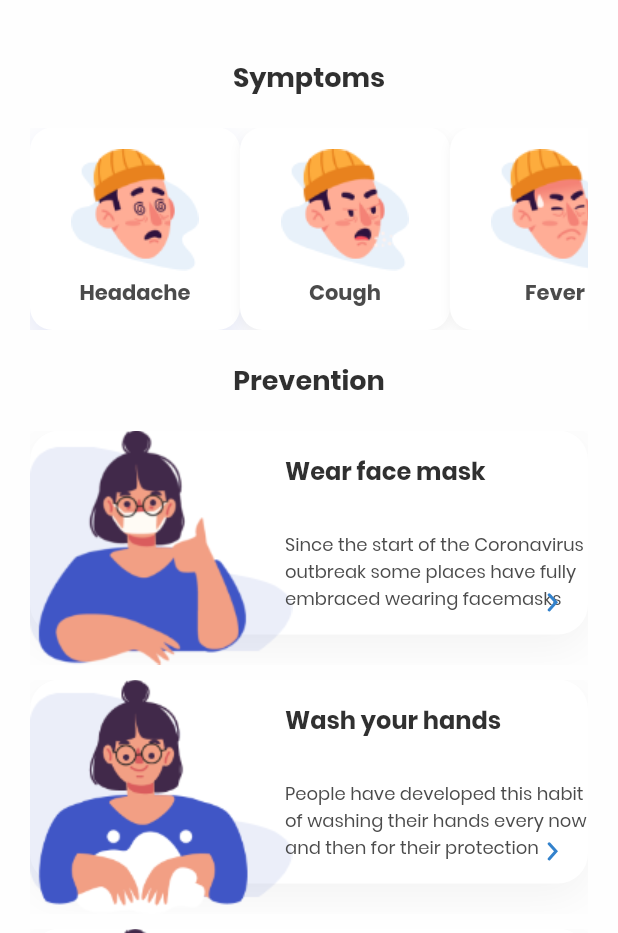
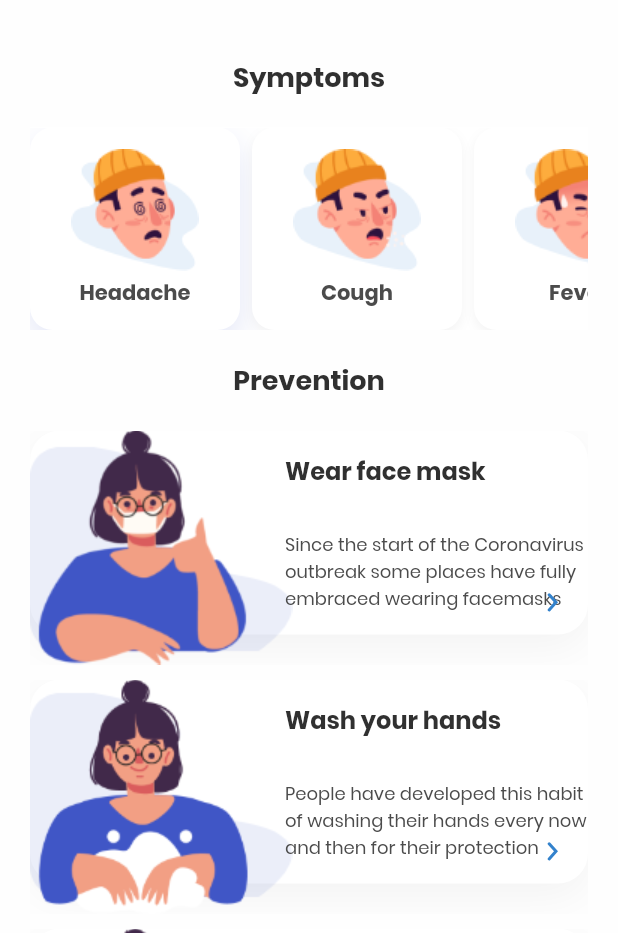
Before and after one commit to ihassanjavaid/COVID19-App, a Flutter app: the InfoScreen screen opened by its route, on a phone screen of 412 x 824 dp, the part 303-1236 px from its top. Run offline on Flutter 3.47's test engine with Material 2 defaults, Android fonts, the phone set to English and light mode, and no system bars; our stand-ins replace auto_size_text, flutter_svg.

Commit message:
GUI changes

```diff
--- a/lib/screens/info_screen.dart
+++ b/lib/screens/info_screen.dart
@@ -35,6 +35,8 @@ class InfoScreen extends StatelessWidget {
                     SizedBox(
                       height: 135,
                       width: double.infinity,
+                      child: Container(
+                        color: Colors.white,
                         child: ListView(
                           //mainAxisAlignment: MainAxisAlignment.spaceBetween,
                           scrollDirection: Axis.horizontal,
@@ -46,17 +48,26 @@ class InfoScreen extends StatelessWidget {
                               'Lorem ipsum dolor sit amet, consectetur adipiscing elit, sed do eiusmod tempor incididunt ut labore et dolore magna aliqua',
                               isActive: true,
                             ),
+                            SizedBox(
+                              width: 8,
+                            ),
                             SymptomCard(
                               image: 'assets/images/caugh.png',
                               title: 'Cough',
                               detailsText:
                               'Lorem ipsum dolor sit amet, consectetur adipiscing elit, sed do eiusmod tempor incididunt ut labore et dolore magna aliqua',
                             ),
+                            SizedBox(
+                              width: 8,
+                            ),
                             SymptomCard(
                               image: 'assets/images/fever.png',
                               title: 'Fever',
                               detailsText:
                               'Lorem ipsum dolor sit amet, consectetur adipiscing elit, sed do eiusmod tempor incididunt ut labore et dolore magna aliqua',
+                            ),
+                            SizedBox(
+                              width: 8,
                             ),
                             SymptomCard(
                               image: 'assets/images/headache.png',
@@ -65,6 +76,7 @@ class InfoScreen extends StatelessWidget {
                               'Lorem ipsum dolor sit amet, consectetur adipiscing elit, sed do eiusmod tempor incididunt ut labore et dolore magna aliqua',
                             ),
                           ],
+                        ),
                       ),
                     ),
                     SizedBox(
```
Lines whose indentation alone changed are shown as unchanged.
